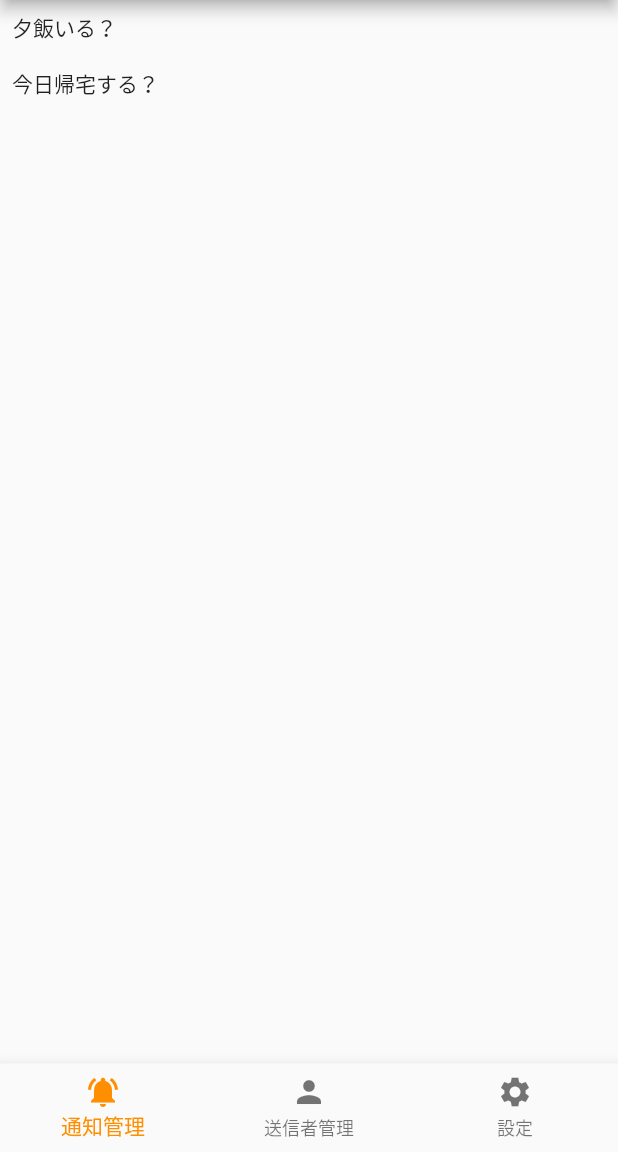
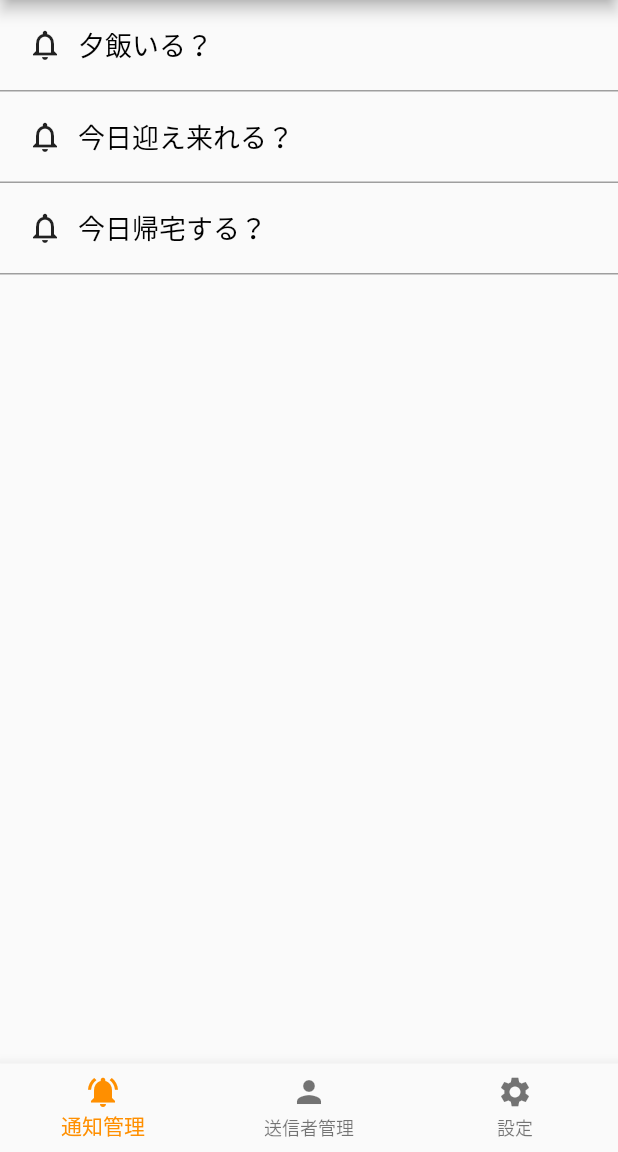
Before and after one commit to YoshikiGit/notify-your-life, a Flutter app: the screen it shows after launch, on a phone screen of 412 x 824 dp, the part 84-1236 px from its top. Run offline on Flutter 3.47's test engine with Material 2 defaults, Android fonts, the phone set to English and light mode, and no system bars.

Commit message:
リストビューの実装

```diff
--- a/notify_your_life/lib/components/notificationManagementPage.dart
+++ b/notify_your_life/lib/components/notificationManagementPage.dart
@@ -1,27 +1,49 @@
-
-// （ページ1）左ページ
 import 'package:flutter/material.dart';
 
 class NotificationManagementPage extends StatelessWidget {
   @override
   Widget build(BuildContext context) {
     // mockデータ
-    const data = [
-      "夕飯いる？", "今日帰宅する？"
-    ];
     return MaterialApp(
       home: Scaffold(
-      body: ListView.builder(
-        itemCount: data.length,
-        itemBuilder: (context, int index) {
-          return Padding(
-              padding: EdgeInsets.all(8.0),
-              child: Text(
-                data[index],
-              ));
-        },
-      ),
+        body: ListView(
+          children: [
+            menuItem("夕飯いる？", Icon(Icons.notifications_outlined )),
+            menuItem("今日迎え来れる？", Icon(Icons.notifications_outlined )),
+            menuItem("今日帰宅する？", Icon(Icons.notifications_outlined )),
+          ],
+        ),
+
       ),
     );
   }
+
+  Widget menuItem(String title, Icon icon) {
+    return GestureDetector(
+      child:Container(
+        padding: EdgeInsets.all(8.0),
+        decoration: new BoxDecoration(
+          border: new Border(bottom: BorderSide(width: 1.0, color: Colors.grey))
+        ),
+        child: Row(
+          children: <Widget>[
+            Container(
+              margin: EdgeInsets.all(10.0),
+              child:icon,
+            ),
+            Text(
+              title,
+              style: TextStyle(
+                color:Colors.black,
+                fontSize: 18.0
+              ),
+            ),
+          ],
+        )
+      ),
+      onTap: () {
+        print("onTap called.");
+      },
+    );
+  }
 }
```
